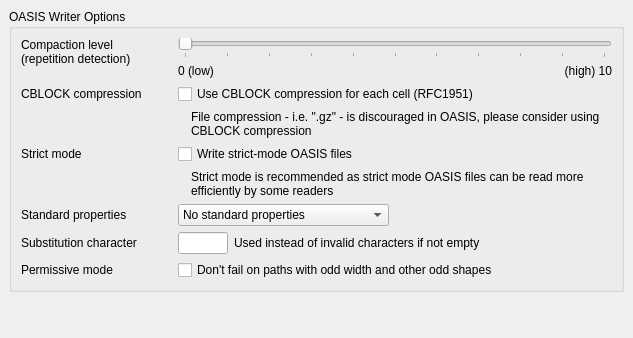
First picture: the form in eda-klayout/src/plugins/streamers/oasis/lay_plugin/OASISWriterOptionPage.ui, repository tolgauye/GMOS, before the edit.
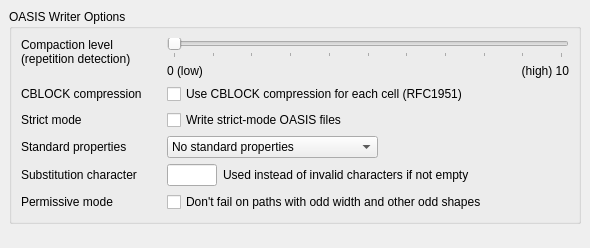
Second picture: the form after the edit. Icons and pictures are not drawn.

The edit to the form file:
```diff
--- a/eda-klayout/src/plugins/streamers/oasis/lay_plugin/OASISWriterOptionPage.ui
+++ b/eda-klayout/src/plugins/streamers/oasis/lay_plugin/OASISWriterOptionPage.ui
@@ -6,8 +6,8 @@
    <rect>
     <x>0</x>
     <y>0</y>
-    <width>633</width>
-    <height>338</height>
+    <width>590</width>
+    <height>248</height>
    </rect>
   </property>
   <property name="windowTitle">
@@ -74,35 +74,46 @@
          <property name="spacing">
           <number>6</number>
          </property>
-         <item row="1" column="3">
-          <widget class="QLabel" name="label_2">
+         <item row="4" column="2" colspan="3">
+          <widget class="QComboBox" name="std_prop_mode">
+           <property name="sizePolicy">
+            <sizepolicy hsizetype="Fixed" vsizetype="Fixed">
+             <horstretch>0</horstretch>
+             <verstretch>0</verstretch>
+            </sizepolicy>
+           </property>
+           <item>
+            <property name="text">
+             <string>No standard properties</string>
+            </property>
+           </item>
+           <item>
+            <property name="text">
+             <string>Global standard properties</string>
+            </property>
+           </item>
+           <item>
+            <property name="text">
+             <string>Global + per-cell bounding boxes</string>
+            </property>
+           </item>
+          </widget>
+         </item>
+         <item row="3" column="2" colspan="3">
+          <widget class="QCheckBox" name="strict_mode">
            <property name="text">
-            <string/>
+            <string>Write strict-mode OASIS files</string>
            </property>
           </widget>
          </item>
-         <item row="5" column="0">
+         <item row="3" column="0">
           <widget class="QLabel" name="label_6">
            <property name="text">
             <string>Strict mode</string>
            </property>
           </widget>
          </item>
-         <item row="7" column="0">
-          <widget class="QLabel" name="label_9">
-           <property name="text">
-            <string>Standard properties</string>
-           </property>
-          </widget>
-         </item>
-         <item row="8" column="0">
-          <widget class="QLabel" name="label_7">
-           <property name="text">
-            <string>Substitution character</string>
-           </property>
-          </widget>
-         </item>
-         <item row="8" column="2" colspan="3">
+         <item row="5" column="2" colspan="3">
           <widget class="QFrame" name="frame_2">
            <property name="frameShape">
             <enum>QFrame::NoFrame</enum>
@@ -158,86 +169,17 @@
            </layout>
           </widget>
          </item>
-         <item row="1" column="2">
-          <widget class="QLabel" name="label_3">
-           <property name="sizePolicy">
-            <sizepolicy hsizetype="Minimum" vsizetype="Preferred">
-             <horstretch>0</horstretch>
-             <verstretch>0</verstretch>
-            </sizepolicy>
-           </property>
+         <item row="4" column="0">
+          <widget class="QLabel" name="label_9">
            <property name="text">
-            <string>0 (low)</string>
+            <string>Standard properties</string>
            </property>
           </widget>
          </item>
-         <item row="7" column="2" colspan="3">
-          <widget class="QComboBox" name="std_prop_mode">
-           <property name="sizePolicy">
-            <sizepolicy hsizetype="Fixed" vsizetype="Fixed">
-             <horstretch>0</horstretch>
-             <verstretch>0</verstretch>
-            </sizepolicy>
-           </property>
-           <item>
-            <property name="text">
-             <string>No standard properties</string>
-            </property>
-           </item>
-           <item>
-            <property name="text">
-             <string>Global standard properties</string>
-            </property>
-           </item>
-           <item>
-            <property name="text">
-             <string>Global + per-cell bounding boxes</string>
-            </property>
-           </item>
-          </widget>
-         </item>
-         <item row="5" column="2" colspan="3">
-          <widget class="QCheckBox" name="strict_mode">
+         <item row="5" column="0">
+          <widget class="QLabel" name="label_7">
            <property name="text">
-            <string>Write strict-mode OASIS files</string>
-           </property>
-          </widget>
-         </item>
-         <item row="2" column="2" colspan="3">
-          <widget class="QCheckBox" name="write_cblocks">
-           <property name="text">
-            <string>Use CBLOCK compression for each cell (RFC1951)</string>
-           </property>
-          </widget>
-         </item>
-         <item row="9" column="2" colspan="3">
-          <widget class="QCheckBox" name="permissive">
-           <property name="text">
-            <string>Don't fail on paths with odd width and other odd shapes</string>
-           </property>
-          </widget>
-         </item>
-         <item row="0" column="0" rowspan="2">
-          <widget class="QLabel" name="label">
-           <property name="sizePolicy">
-            <sizepolicy hsizetype="Preferred" vsizetype="Preferred">
-             <horstretch>0</horstretch>
-             <verstretch>0</verstretch>
-            </sizepolicy>
-           </property>
-           <property name="text">
-            <string>Compaction level
-(repetition detection)</string>
-           </property>
-           <property name="alignment">
-            <set>Qt::AlignLeading|Qt::AlignLeft|Qt::AlignTop</set>
-           </property>
-          </widget>
-         </item>
-         <item row="9" column="0">
-          <widget class="QLabel" name="label_10">
-           <property name="text">
-            <string>Permissive mode</string>
+            <string>Substitution character</string>
            </property>
           </widget>
          </item>
@@ -257,54 +199,17 @@
            </property>
           </spacer>
          </item>
-         <item row="3" column="2" colspan="3">
-          <widget class="QFrame" name="cblock_warning_frame">
-           <property name="frameShape">
-            <enum>QFrame::NoFrame</enum>
+         <item row="1" column="2">
+          <widget class="QLabel" name="label_3">
+           <property name="sizePolicy">
+            <sizepolicy hsizetype="Minimum" vsizetype="Preferred">
+             <horstretch>0</horstretch>
+             <verstretch>0</verstretch>
+            </sizepolicy>
            </property>
-           <property name="frameShadow">
-            <enum>QFrame::Raised</enum>
+           <property name="text">
+            <string>0 (low)</string>
            </property>
-           <layout class="QHBoxLayout" name="horizontalLayout">
-            <property name="leftMargin">
-             <number>0</number>
-            </property>
-            <property name="topMargin">
-             <number>0</number>
-            </property>
-            <property name="rightMargin">
-             <number>0</number>
-            </property>
-            <property name="bottomMargin">
-             <number>0</number>
-            </property>
-            <item>
-             <widget class="QLabel" name="label_12">
-              <property name="text">
-               <string/>
-              </property>
-              <property name="pixmap">
-               <pixmap resource="../../../../icons/icons.qrc">:/warn_16px@2x.png</pixmap>
-              </property>
-             </widget>
-            </item>
-            <item>
-             <widget class="QLabel" name="label_11">
-              <property name="sizePolicy">
-               <sizepolicy hsizetype="Preferred" vsizetype="Preferred">
-                <horstretch>1</horstretch>
-                <verstretch>0</verstretch>
-               </sizepolicy>
-              </property>
-              <property name="text">
-               <string>File compression - i.e. &quot;.gz&quot; - is discouraged in OASIS, please consider using CBLOCK compression</string>
-              </property>
-              <property name="wordWrap">
-               <bool>true</bool>
-              </property>
-             </widget>
-            </item>
-           </layout>
           </widget>
          </item>
          <item row="0" column="2" colspan="3">
@@ -329,6 +234,13 @@
            </property>
           </widget>
          </item>
+         <item row="1" column="3">
+          <widget class="QLabel" name="label_2">
+           <property name="text">
+            <string/>
+           </property>
+          </widget>
+         </item>
          <item row="2" column="0">
           <widget class="QLabel" name="label_5">
            <property name="text">
@@ -336,6 +248,30 @@
            </property>
           </widget>
          </item>
+         <item row="0" column="0" rowspan="2">
+          <widget class="QLabel" name="label">
+           <property name="sizePolicy">
+            <sizepolicy hsizetype="Preferred" vsizetype="Preferred">
+             <horstretch>0</horstretch>
+             <verstretch>0</verstretch>
+            </sizepolicy>
+           </property>
+           <property name="text">
+            <string>Compaction level
+(repetition detection)</string>
+           </property>
+           <property name="alignment">
+            <set>Qt::AlignLeading|Qt::AlignLeft|Qt::AlignTop</set>
+           </property>
+          </widget>
+         </item>
+         <item row="2" column="2" colspan="3">
+          <widget class="QCheckBox" name="write_cblocks">
+           <property name="text">
+            <string>Use CBLOCK compression for each cell (RFC1951)</string>
+           </property>
+          </widget>
+         </item>
          <item row="1" column="4">
           <widget class="QLabel" name="label_4">
            <property name="sizePolicy">
@@ -353,53 +289,17 @@
           </widget>
          </item>
          <item row="6" column="2" colspan="3">
-          <widget class="QFrame" name="strict_mode_warning_frame">
-           <property name="frameShape">
-            <enum>QFrame::NoFrame</enum>
+          <widget class="QCheckBox" name="permissive">
+           <property name="text">
+            <string>Don't fail on paths with odd width and other odd shapes</string>
            </property>
-           <property name="frameShadow">
-            <enum>QFrame::Raised</enum>
+          </widget>
+         </item>
+         <item row="6" column="0">
+          <widget class="QLabel" name="label_10">
+           <property name="text">
+            <string>Permissive mode</string>
            </property>
-           <layout class="QHBoxLayout" name="horizontalLayout_2">
-            <property name="leftMargin">
-             <number>0</number>
-            </property>
-            <property name="topMargin">
-             <number>0</number>
-            </property>
-            <property name="rightMargin">
-             <number>0</number>
-            </property>
-            <property name="bottomMargin">
-             <number>0</number>
-            </property>
-            <item>
-             <widget class="QLabel" name="label_13">
-              <property name="text">
-               <string/>
-              </property>
-              <property name="pixmap">
-               <pixmap resource="../../../../icons/icons.qrc">:/warn_16px@2x.png</pixmap>
-              </property>
-             </widget>
-            </item>
-            <item>
-             <widget class="QLabel" name="label_14">
-              <property name="sizePolicy">
-               <sizepolicy hsizetype="Preferred" vsizetype="Preferred">
-                <horstretch>1</horstretch>
-                <verstretch>0</verstretch>
-               </sizepolicy>
-              </property>
-              <property name="text">
-               <string>Strict mode is recommended as strict mode OASIS files can be read more efficiently by some readers</string>
-              </property>
-              <property name="wordWrap">
-               <bool>true</bool>
-              </property>
-             </widget>
-            </item>
-           </layout>
           </widget>
          </item>
         </layout>
```
Left out of the diff: 4 changed lines with no effect on the pictures.
